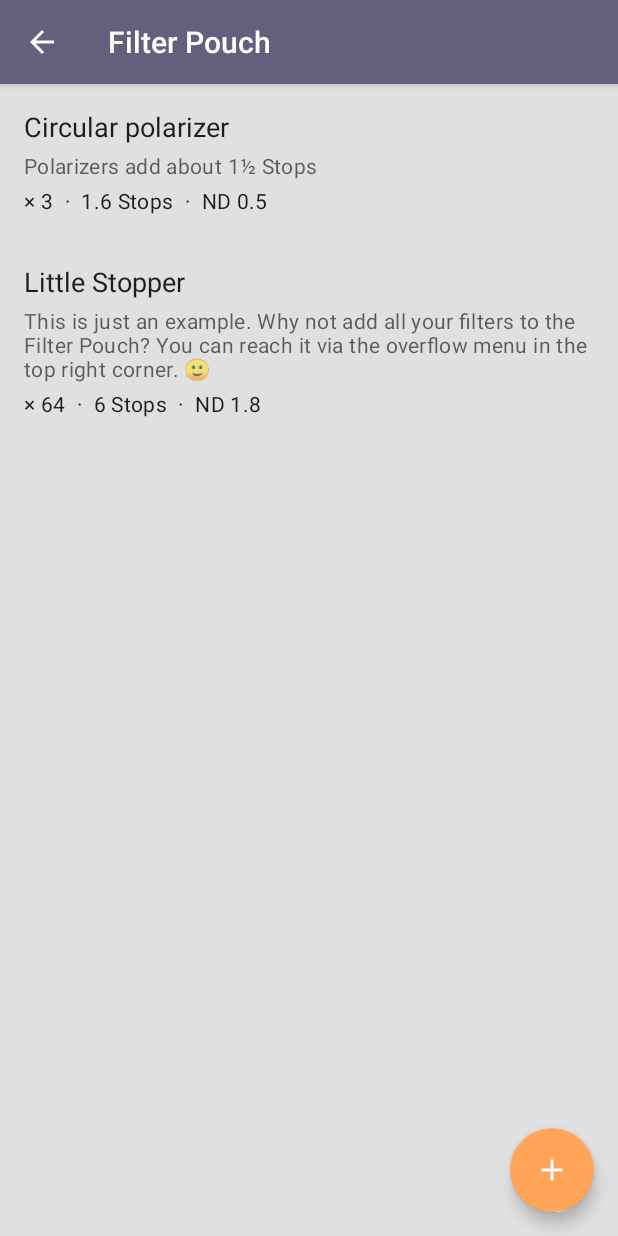
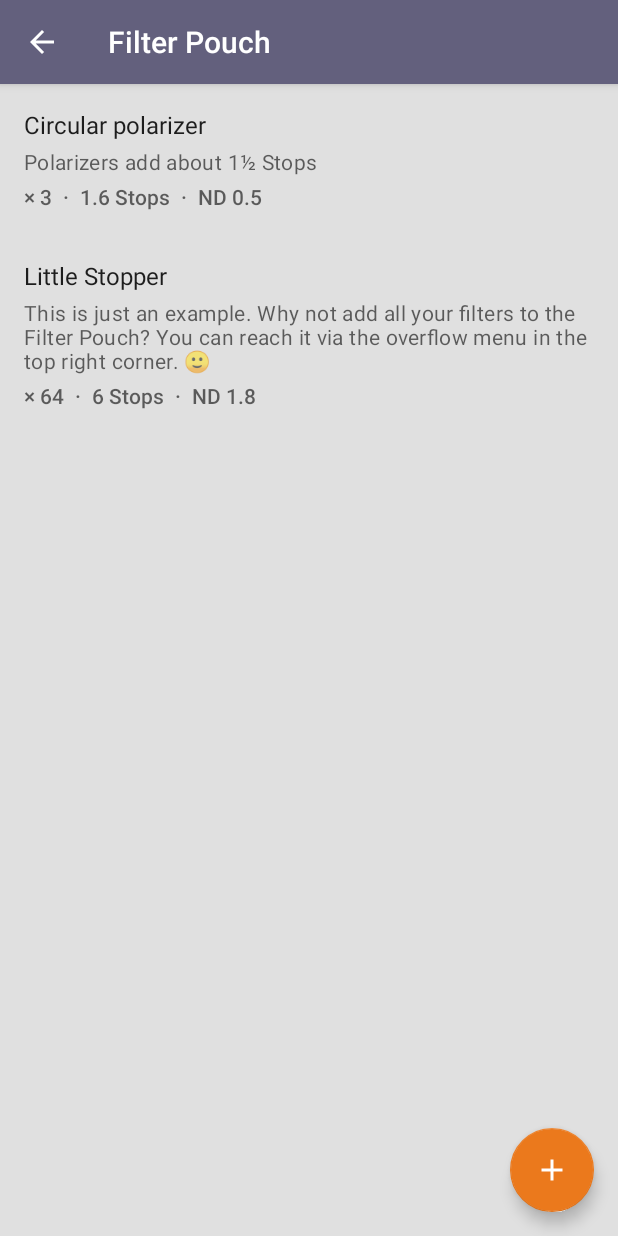
Before and after one commit to sal0max/ndx, an Android app: the FilterPouchActivity screen opened directly, with no data from a screen before it, on a phone screen of 412 x 824 dp. Run offline under Robolectric (Android 15) with nearby library versions, the phone set to English and light mode, and no system bars; our stand-ins replace Room's generated code.

Commit message:
minor style improvements

```diff
--- a/app/src/main/res/layout/row_filter.xml
+++ b/app/src/main/res/layout/row_filter.xml
@@ -17,6 +17,7 @@
       android:layout_height="wrap_content"
       android:textAlignment="viewStart"
       android:textColor="?android:textColorPrimary"
+      android:textSize="16sp"
       app:layout_constraintEnd_toStartOf="@id/checkbox"
       app:layout_constraintStart_toStartOf="parent"
       app:layout_constraintTop_toTopOf="parent"
@@ -30,21 +31,21 @@
       android:layout_marginTop="@dimen/margin0.5x"
       android:textAlignment="viewStart"
       android:textColor="?android:textColorSecondary"
-      app:layout_constraintEnd_toStartOf="@id/checkbox"
-      app:layout_constraintStart_toStartOf="parent"
+      app:layout_constraintEnd_toEndOf="@id/name"
+      app:layout_constraintStart_toStartOf="@id/name"
       app:layout_constraintTop_toBottomOf="@id/name"
       tools:text="Super dark for long exposures during bright daylight." />
 
    <TextView
       android:id="@+id/info"
-      style="@style/TextAppearance.MaterialComponents.Body2"
       android:layout_width="0dp"
       android:layout_height="wrap_content"
       android:layout_marginTop="@dimen/margin0.5x"
+      android:fontFamily="sans-serif-medium"
       android:textAlignment="viewStart"
-      android:textColor="?android:textColorPrimary"
-      app:layout_constraintEnd_toStartOf="@id/checkbox"
-      app:layout_constraintStart_toStartOf="parent"
+      android:textColor="?android:textColorSecondary"
+      app:layout_constraintEnd_toEndOf="@id/name"
+      app:layout_constraintStart_toStartOf="@id/name"
       app:layout_constraintTop_toBottomOf="@id/info2"
       tools:text="82 mm  |  × 1024  ·  10 Stops  ·  ND 3.0" />
 
--- a/app/src/main/res/values/colors.xml
+++ b/app/src/main/res/values/colors.xml
@@ -8,7 +8,7 @@
     <!-- ndx light (casio fx-991de plus) -->
     <color name="colorActionBar">#63607d</color>
     <color name="colorBackground">#e0e0e0</color>
-    <color name="colorAccent1">#ffa459</color>
+    <color name="colorAccent1">#EB791C</color>
     <color name="colorAccent2">@color/colorActionBar</color>
 
     <!-- ndx light (in pitch black mode) -->
--- a/app/src/main/res/values/strings.xml
+++ b/app/src/main/res/values/strings.xml
@@ -18,9 +18,9 @@
     <string name="unit_days">d</string>
     <string name="unit_iso">ISO</string>
 
-    <plurals name="filterInfo">
-        <item quantity="one">× %1$s\u2002·\u2002%2$s Stop\u2002·\u2002ND %3$s</item>
-        <item quantity="other">× %1$s\u2002·\u2002%2$s Stops\u2002·\u2002ND %3$s</item>
+    <plurals name="filterInfo" translatable="false">
+        <item quantity="one">×\u202F%1$s\u2002·\u2002%2$s\u202FStop\u2002·\u2002ND\u202F%3$s</item>
+        <item quantity="other">×\u202F%1$s\u2002·\u2002%2$s\u202FStops\u2002·\u2002ND\u202F%3$s</item>
     </plurals>
 
 </resources>
```
